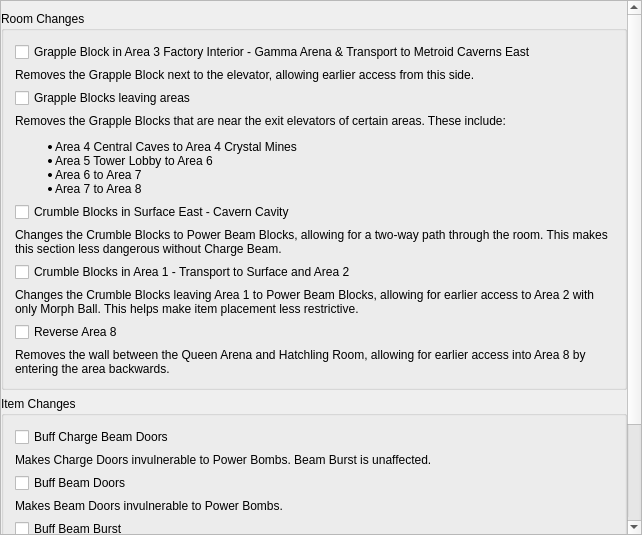
Before: the Qt Designer form randovania/games/samus_returns/gui/ui_files/preset_msr_patches.ui in randovania/randovania, drawn with Qt 5.
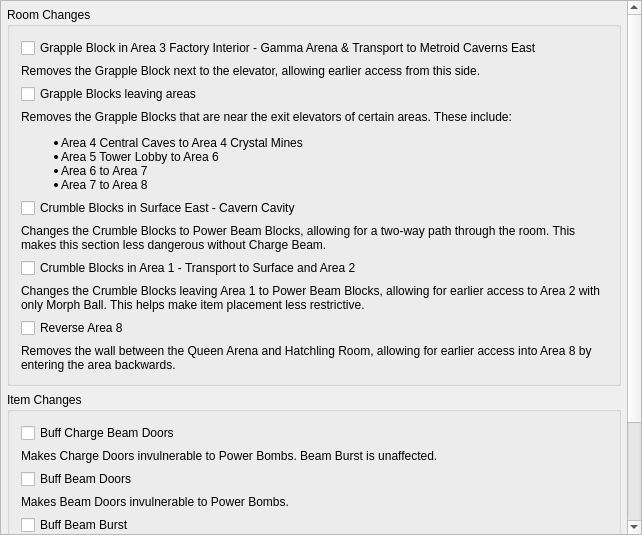
After: the same form once the commit is applied.

Commit message: MSR: make GUI stuff more consistent

The edit to the form file:
```diff
--- a/randovania/games/samus_returns/gui/ui_files/preset_msr_patches.ui
+++ b/randovania/games/samus_returns/gui/ui_files/preset_msr_patches.ui
@@ -46,7 +46,7 @@
      <widget class="QScrollArea" name="scroll_area">
       <property name="minimumSize">
        <size>
-        <width>438</width>
+        <width>0</width>
         <height>0</height>
        </size>
       </property>
@@ -58,8 +58,8 @@
         <rect>
          <x>0</x>
          <y>0</y>
-         <width>626</width>
-         <height>635</height>
+         <width>621</width>
+         <height>742</height>
         </rect>
        </property>
        <property name="minimumSize">
@@ -70,33 +70,17 @@
        </property>
        <layout class="QVBoxLayout" name="scroll_layout">
         <property name="leftMargin">
-         <number>0</number>
+         <number>6</number>
         </property>
         <property name="topMargin">
-         <number>2</number>
+         <number>6</number>
         </property>
         <property name="rightMargin">
-         <number>0</number>
+         <number>6</number>
         </property>
         <property name="bottomMargin">
-         <number>0</number>
+         <number>6</number>
         </property>
-        <item>
-         <spacer name="top_spacer">
-          <property name="orientation">
-           <enum>Qt::Vertical</enum>
-          </property>
-          <property name="sizeType">
-           <enum>QSizePolicy::Fixed</enum>
-          </property>
-          <property name="sizeHint" stdset="0">
-           <size>
-            <width>20</width>
-            <height>8</height>
-           </size>
-          </property>
-         </spacer>
-        </item>
         <item>
          <widget class="QGroupBox" name="environment_group">
           <property name="title">
```
The commit also changes 6 other files.
